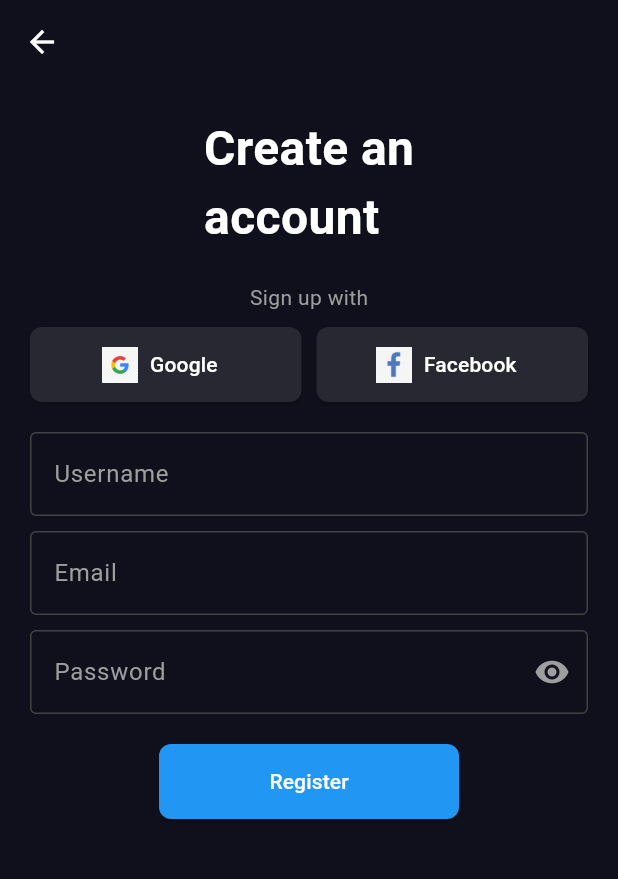
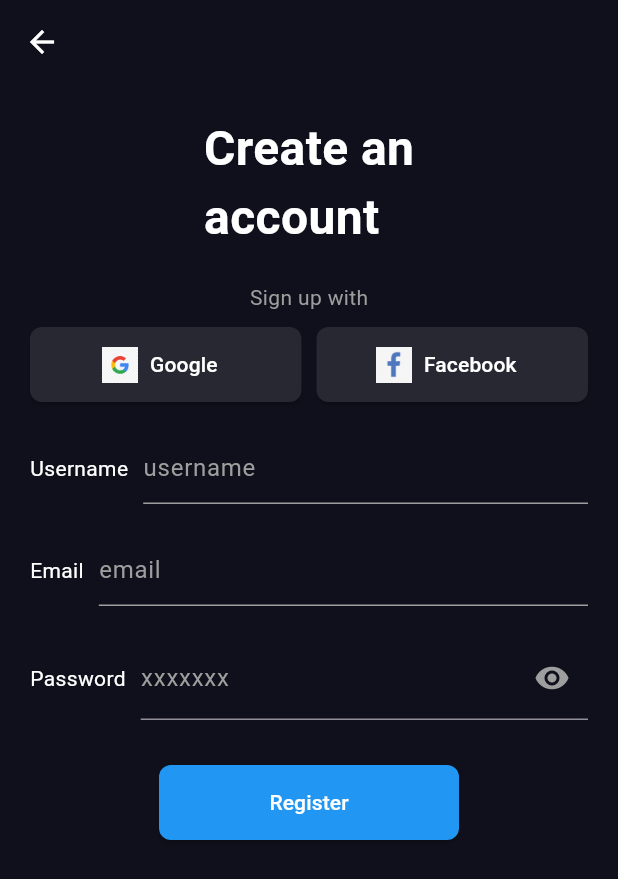
Before and after one commit to internship-pentatech-it-solutions/Manasseh-login, a Flutter app: the screen it shows after launch, after a tap on "Get started", on a phone screen of 412 x 824 dp. Shown: the top 879 px of the screen. Run offline on Flutter 3.47's test engine with Material 3 defaults, Android fonts, the phone set to English and light mode, and no system bars; network calls fail.

```diff
--- a/lib/account.dart
+++ b/lib/account.dart
@@ -1,4 +1,7 @@
 import 'package:flutter/material.dart';
+
+import 'customroute.dart';
+import 'login.dart';
 
 class CreateAccountScreen extends StatefulWidget {
   const CreateAccountScreen({super.key});
@@ -46,7 +49,25 @@ class _CreateAccountScreenState extends State<CreateAccountScreen> {
                 children: [
                   Expanded(
                     child: ElevatedButton.icon(
-                      onPressed: () {},
+                      onPressed: () {
+                        final RenderBox button =
+                            context.findRenderObject() as RenderBox;
+                        final Offset buttonPosition =
+                            button.localToGlobal(Offset.zero);
+                        final Size buttonSize = button.size;
+
+                        Navigator.of(context).push(
+                          CustomRouteTransition(
+                            page: const LoginScreen(),
+                            beginOffset: Offset(
+                              0,
+                              (buttonPosition.dy + buttonSize.height / 2) /
+                                      MediaQuery.of(context).size.height -
+                                  1,
+                            ),
+                          ),
+                        );
+                      },
                       icon: Image.asset('assets/google.png', height: 24),
                       label: const Text('Google'),
                       style: ElevatedButton.styleFrom(
@@ -83,49 +104,82 @@ class _CreateAccountScreenState extends State<CreateAccountScreen> {
                 ],
               ),
               const SizedBox(height: 20),
-              TextField(
-                style: const TextStyle(color: Colors.white),
+              const Row(
+                children: [
+                  Text(
+                    "Username",
+                    style: TextStyle(color: Colors.white),
+                  ),
+                  SizedBox(width: 10),
+                  Expanded(
+                    child: TextField(
+                      style: TextStyle(color: Colors.white),
                       decoration: InputDecoration(
-                  labelText: 'Username',
-                  labelStyle: const TextStyle(color: Colors.grey),
-                  enabledBorder: OutlineInputBorder(
-                    borderSide: BorderSide(color: Colors.grey.shade800),
+                        hintText: 'username',
+                        hintStyle: TextStyle(color: Colors.grey),
+                        enabledBorder: UnderlineInputBorder(
+                          borderSide: BorderSide(color: Colors.grey),
                         ),
-                  focusedBorder: const OutlineInputBorder(
+                        focusedBorder: UnderlineInputBorder(
                           borderSide: BorderSide(color: Colors.blue),
                         ),
                       ),
                     ),
-              const SizedBox(height: 10),
-              TextField(
-                style: const TextStyle(color: Colors.white),
+                  ),
+                ],
+              ),
+              // email
+              const SizedBox(height: 20),
+              const Row(
+                mainAxisAlignment: MainAxisAlignment.spaceBetween,
+                children: [
+                  Text(
+                    "Email",
+                    style: TextStyle(color: Colors.white),
+                  ),
+                  SizedBox(width: 10),
+                  Expanded(
+                    child: TextField(
+                      style: TextStyle(color: Colors.white),
                       decoration: InputDecoration(
-                  labelText: 'Email',
-                  labelStyle: const TextStyle(color: Colors.grey),
-                  enabledBorder: OutlineInputBorder(
-                    borderSide: BorderSide(color: Colors.grey.shade800),
+                        hintText: 'email',
+                        hintStyle: TextStyle(color: Colors.grey),
+                        enabledBorder: UnderlineInputBorder(
+                          borderSide: BorderSide(color: Colors.grey),
                         ),
-                  focusedBorder: const OutlineInputBorder(
+                        focusedBorder: UnderlineInputBorder(
                           borderSide: BorderSide(color: Colors.blue),
                         ),
                       ),
                     ),
-              const SizedBox(height: 10),
-              TextField(
+                  ),
+                ],
+              ),
+              const SizedBox(height: 20),
+              // password
+              Row(
+                mainAxisAlignment: MainAxisAlignment.spaceBetween,
+                children: [
+                  const Text(
+                    "Password",
+                    style: TextStyle(color: Colors.white),
+                  ),
+                  const SizedBox(width: 10),
+                  Expanded(
+                    child: TextField(
                       obscureText: _obscureText,
                       style: const TextStyle(color: Colors.white),
                       decoration: InputDecoration(
-                  labelText: 'Password',
+                        labelText: 'xxxxxxx',
                         labelStyle: const TextStyle(color: Colors.grey),
-                  enabledBorder: OutlineInputBorder(
-                    borderSide: BorderSide(color: Colors.grey.shade800),
-                  ),
                         focusedBorder: const OutlineInputBorder(
                           borderSide: BorderSide(color: Colors.blue),
                         ),
                         suffixIcon: IconButton(
                           icon: Icon(
-                      _obscureText ? Icons.visibility : Icons.visibility_off,
+                            _obscureText
+                                ? Icons.visibility
+                                : Icons.visibility_off,
                             color: Colors.grey,
                           ),
                           onPressed: () {
@@ -136,7 +190,10 @@ class _CreateAccountScreenState extends State<CreateAccountScreen> {
                         ),
                       ),
                     ),
-              const SizedBox(height: 20),
+                  ),
+                ],
+              ),
+              const SizedBox(height: 30),
               ElevatedButton(
                 onPressed: () {},
                 style: ElevatedButton.styleFrom(
--- /dev/null
+++ b/lib/customroute.dart
@@ -0,0 +1,28 @@
+import 'package:flutter/material.dart';
+
+class CustomRouteTransition extends PageRouteBuilder {
+  final Widget page;
+  final Offset beginOffset;
+
+  CustomRouteTransition({required this.page, required this.beginOffset})
+      : super(
+          pageBuilder: (context, animation, secondaryAnimation) => page,
+          transitionsBuilder: (context, animation, secondaryAnimation, child) {
+            var begin = beginOffset;
+            var end = Offset.zero;
+            var curve = Curves.easeInOut;
+
+            var tween =
+                Tween(begin: begin, end: end).chain(CurveTween(curve: curve));
+            var offsetAnimation = animation.drive(tween);
+
+            return SlideTransition(
+              position: offsetAnimation,
+              child: FadeTransition(
+                opacity: animation,
+                child: child,
+              ),
+            );
+          },
+        );
+}
--- a/lib/login.dart
+++ b/lib/login.dart
@@ -11,25 +11,47 @@ class LoginScreen extends StatelessWidget {
         backgroundColor: Colors.transparent,
         elevation: 0,
         leading: IconButton(
-          icon: const Icon(Icons.arrow_back),
-          onPressed: () {},
+          icon: const Icon(Icons.arrow_back, color: Colors.white),
+          onPressed: () => Navigator.of(context).pop(),
         ),
       ),
       body: Padding(
         padding: const EdgeInsets.all(20),
         child: Column(
-          crossAxisAlignment: CrossAxisAlignment.start,
+          crossAxisAlignment: CrossAxisAlignment.center,
           children: [
+            Center(
+              child: Image.asset(
+                'assets/google.png',
+                height: 40,
+                width: 40,
+              ),
+            ),
+            const SizedBox(height: 20),
             const Text(
               'Login',
-              style: TextStyle(fontSize: 24, fontWeight: FontWeight.bold),
+              style: TextStyle(
+                fontSize: 28,
+                fontWeight: FontWeight.bold,
+                color: Colors.white,
+              ),
             ),
-            const Text('Continue to Google'),
+            const Text(
+              'Continue to Google',
+              style: TextStyle(color: Colors.grey),
+            ),
             const SizedBox(height: 20),
-            const TextField(
+            TextField(
+              style: const TextStyle(color: Colors.white),
               decoration: InputDecoration(
-                labelText: 'Email or Phone',
-                border: OutlineInputBorder(),
+                hintText: 'Email or Phone',
+                hintStyle: TextStyle(color: Colors.grey[600]),
+                filled: true,
+                fillColor: Colors.grey[800],
+                border: OutlineInputBorder(
+                  borderRadius: BorderRadius.circular(8),
+                  borderSide: BorderSide.none,
+                ),
               ),
             ),
             const SizedBox(height: 10),
@@ -37,11 +59,16 @@ class LoginScreen extends StatelessWidget {
               'Forget Account?',
               style: TextStyle(color: Colors.blue),
             ),
-            const SizedBox(height: 20),
+            const Spacer(),
             ElevatedButton(
               onPressed: () {},
               style: ElevatedButton.styleFrom(
-                minimumSize: const Size(double.infinity, 50),
+
+                backgroundColor: Colors.blue,
+                minimumSize: const Size(200, 50),
+                shape: RoundedRectangleBorder(
+                  borderRadius: BorderRadius.circular(8),
+                ),
               ),
               child: const Text('Next'),
             ),
```
Lines whose indentation alone changed are shown as unchanged.
